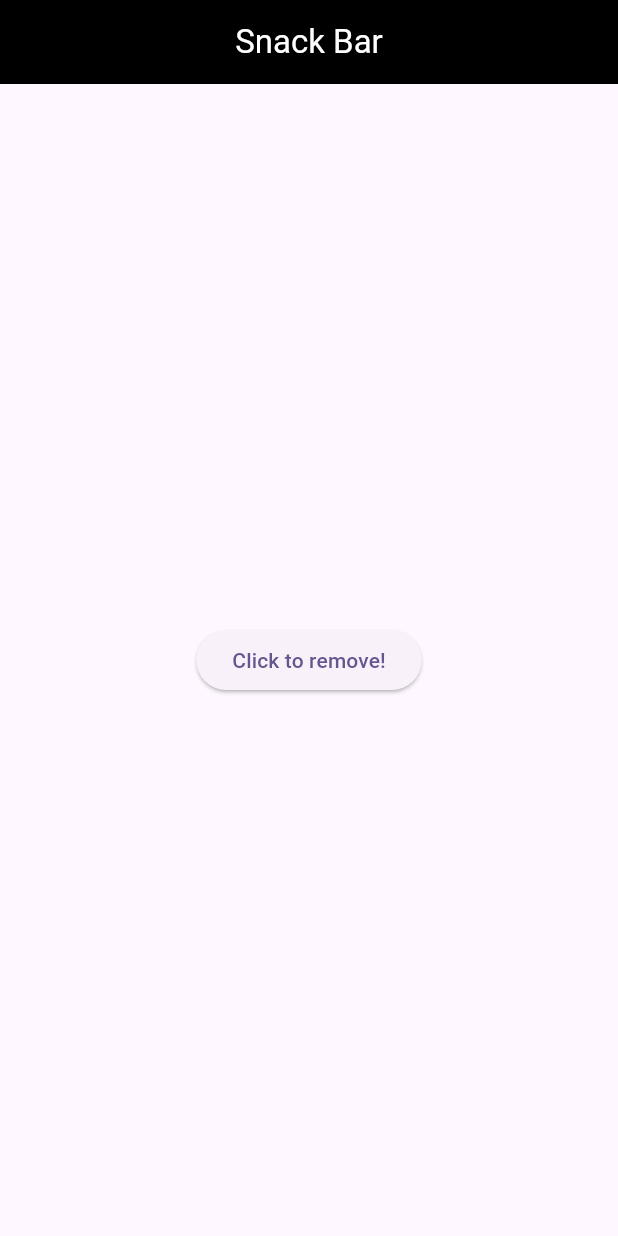
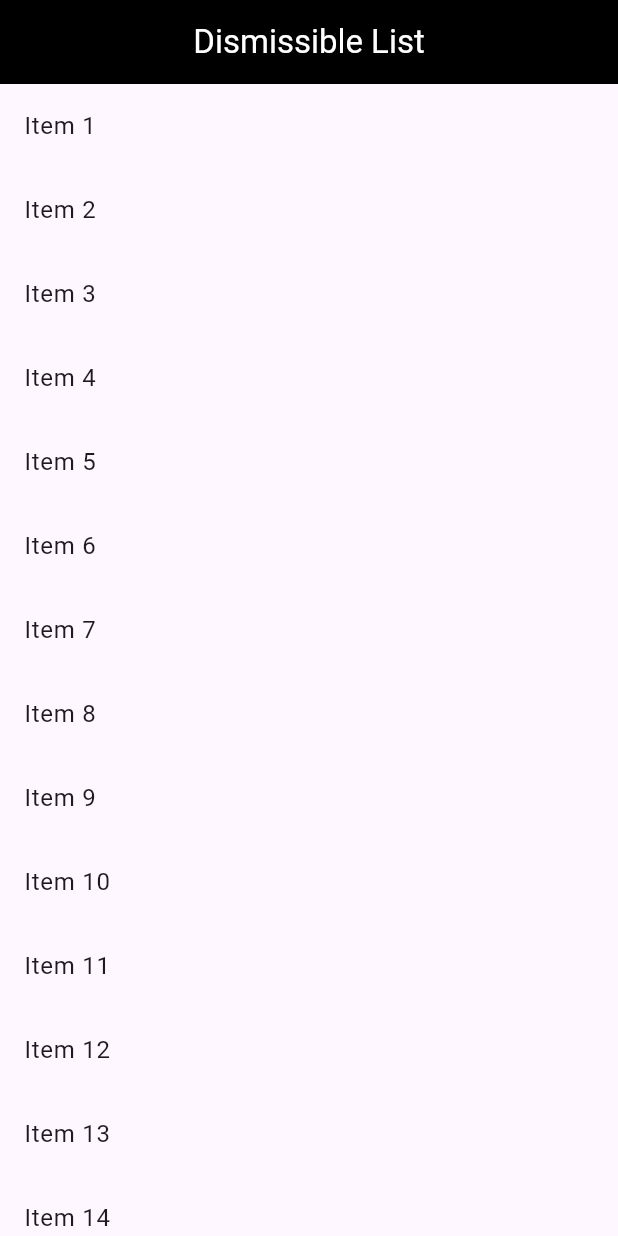
Before and after one commit to AhmadDaneil/Stateful_Widget, a Flutter app: the screen it shows after launch, on a phone screen of 412 x 824 dp. Run offline on Flutter 3.47's test engine with Material 3 defaults, Android fonts, the light colour scheme and no system bars.

Commit message:
Dismissible

```diff
--- a/lib/main.dart
+++ b/lib/main.dart
@@ -16,41 +16,67 @@ class MyApp extends StatelessWidget {
         colorScheme: ColorScheme.fromSeed(seedColor: Colors.deepPurple),
         useMaterial3: true,
       ),
-      home: MyHomePage(),
+      home: const MyHomePage(),
     );
   }
 }
 
 class MyHomePage extends StatefulWidget {
+  const MyHomePage({super.key});
+
   @override
   State<MyHomePage> createState() => _MyHomePageState();
 }
 
 class _MyHomePageState extends State<MyHomePage> {
-  int value = 0;
+  final items = List<String>.generate(20, (i) => 'Item ${i + 1}');
+
   @override
   Widget build(BuildContext context) {
     return Scaffold(
       appBar: AppBar(
-        title: const Text('Snack Bar'),
+        title: const Text('Dismissible List'),
         centerTitle: true,
         backgroundColor: Colors.black,
         foregroundColor: Colors.white,
       ),
-      body: Center(
-        child: ElevatedButton(
-          onPressed: (){
-            ScaffoldMessenger.of(context).showSnackBar(SnackBar(
-              duration: const Duration(seconds:4),
+      body: ListView.builder(
+        itemCount: items.length,
+        itemBuilder: (context, index) {
+          final item = items[index];
+          return Dismissible(
+            key: Key(item),
+            direction: DismissDirection.endToStart,
+            dismissThresholds: const{
+              DismissDirection.startToEnd: 0.5,
+              DismissDirection.endToStart: 0.5,
+            },
+            onDismissed: (direction) {
+              final removedItem = items[index];
+              final removedIndex = index;
+            setState(() {
+              items.removeAt(index);
+            });
+            ScaffoldMessenger.of(context,).showSnackBar(SnackBar(
+                content: Text('$item dismissed'),
+                backgroundColor: Colors.blue,
+                action: SnackBarAction(label: 'UNDO', onPressed: (){
+                  setState(() {
+                    items.insert(removedIndex, removedItem);
+                  });
+                },
+                ),
                   behavior: SnackBarBehavior.floating,
-              content: const Text('Successfully removed!'),
-              action: SnackBarAction(label: 'UNDO', onPressed: (){}),
                 )
                 );
             },
-          child: const Text('Click to remove!'),
+            background: Container(color:Colors.red),
+            child:ListTile(title:Text(item)),
+          );
+                },
+
       ),
-            ),
+
           );
         }
   }
```
Lines whose indentation alone changed are shown as unchanged.
